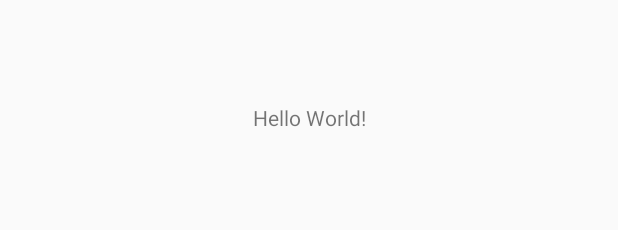
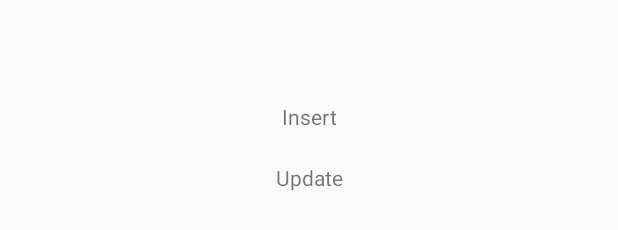
Before and after one commit to handharbeni/crudrealmandroid, an Android app: the layout activity_main.xml on its own in the app's theme, with its tools: preview values and no code run, on a phone screen of 412 x 824 dp. Shown: the part 501-731 px from the top of the screen. Run offline under Robolectric (Android 15) with nearby library versions, the phone set to English and light mode, and no system bars.

```diff
--- a/app/build.gradle
+++ b/app/build.gradle
@@ -28,4 +28,5 @@ dependencies {
     compile 'com.android.support:appcompat-v7:25.3.1'
     compile 'com.android.support.constraint:constraint-layout:1.0.2'
     testCompile 'junit:junit:4.12'
+    compile project(path: ':crudrealmmodul')
 }
--- a/app/src/main/res/layout/activity_main.xml
+++ b/app/src/main/res/layout/activity_main.xml
@@ -1,5 +1,5 @@
 <?xml version="1.0" encoding="utf-8"?>
-<android.support.constraint.ConstraintLayout xmlns:android="http://schemas.android.com/apk/res/android"
+<RelativeLayout xmlns:android="http://schemas.android.com/apk/res/android"
     xmlns:app="http://schemas.android.com/apk/res-auto"
     xmlns:tools="http://schemas.android.com/tools"
     android:layout_width="match_parent"
@@ -7,12 +7,26 @@
     tools:context="illiyin.mhandharbeni.crudrealmandroid.MainActivity">
 
     <TextView
-        android:layout_width="wrap_content"
+        android:textAlignment="center"
+        android:text="Insert"
+        android:id="@+id/insert"
+        android:layout_width="match_parent"
         android:layout_height="wrap_content"
-        android:text="Hello World!"
-        app:layout_constraintBottom_toBottomOf="parent"
-        app:layout_constraintLeft_toLeftOf="parent"
-        app:layout_constraintRight_toRightOf="parent"
-        app:layout_constraintTop_toTopOf="parent" />
+        android:layout_centerVertical="true"
+        android:layout_alignParentLeft="true"
+        android:layout_alignParentStart="true" />
 
-</android.support.constraint.ConstraintLayout>
+    <TextView
+        android:textAlignment="center"
+        android:text="Update"
+        android:layout_width="match_parent"
+        android:layout_height="wrap_content"
+        android:id="@+id/update"
+        tools:layout_editor_absoluteY="0dp"
+        tools:layout_editor_absoluteX="8dp"
+        android:layout_below="@+id/insert"
+        android:layout_alignParentLeft="true"
+        android:layout_alignParentStart="true"
+        android:layout_marginTop="21dp" />
+
+</RelativeLayout>
--- a/crudrealmmodul/bintray.gradle
+++ b/crudrealmmodul/bintray.gradle
@@ -1,6 +1,6 @@
 apply plugin: 'com.jfrog.bintray'
 
-version = "0.0.1" //YOUR LIBRARY VERSION
+version = "0.1.8" //YOUR LIBRARY VERSION
 
 task sourcesJar(type: Jar) {
     from android.sourceSets.main.java.srcDirs
--- a/crudrealmmodul/build.gradle
+++ b/crudrealmmodul/build.gradle
@@ -9,7 +9,7 @@ android {
         minSdkVersion 16
         targetSdkVersion 25
         versionCode 1
-        versionName "0.0.1"
+        versionName "0.1.4"
 
         testInstrumentationRunner "android.support.test.runner.AndroidJUnitRunner"
 
```
Also changed, not shown: app/src/main/java/illiyin/mhandharbeni/crudrealmandroid/MainActivity.java (+93 -1 lines), app/src/main/java/illiyin/mhandharbeni/crudrealmandroid/SampleModule.java (added, +48 -0 lines), build.gradle (+7 -2 lines), crudrealmmodul/src/main/java/illiyin/mhandharbeni/crudrealmmodul/CRUDRealm.java (+72 -3 lines), gradle/wrapper/gradle-wrapper.properties.
